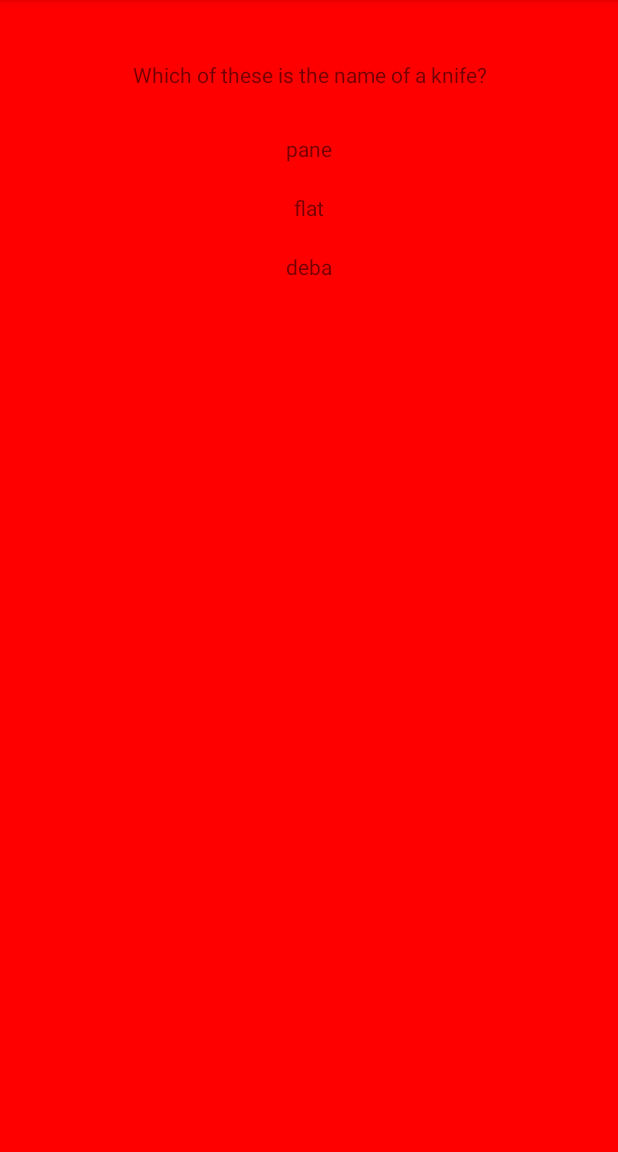
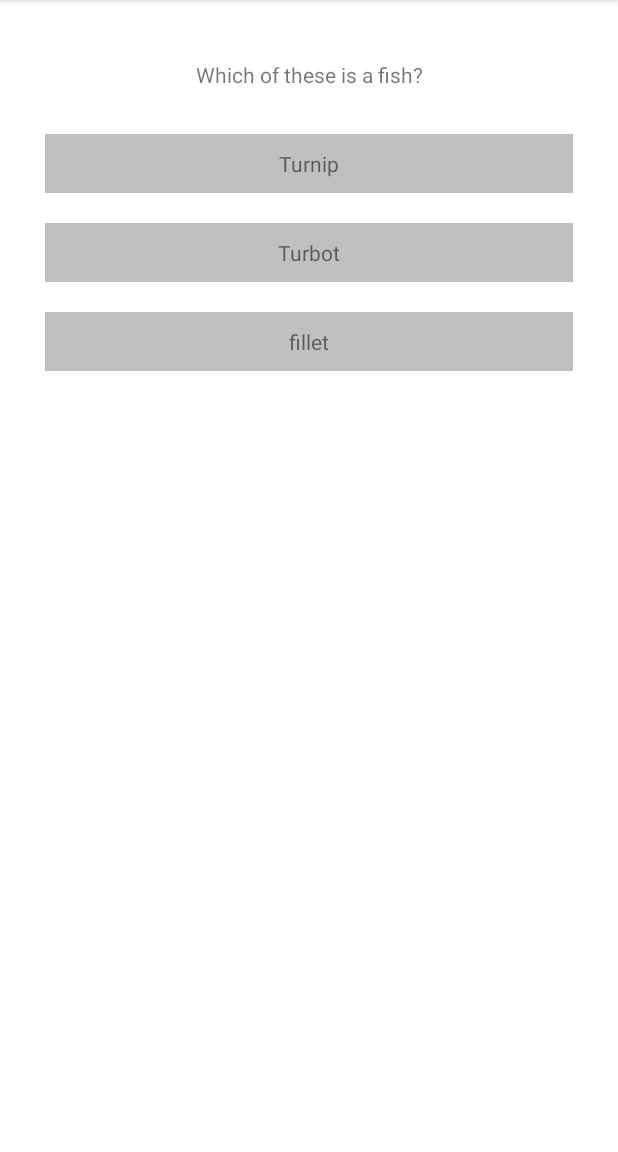
Before and after one commit to Gmiller290488/chefquizlist, an Android app: the screen it shows after launch (MainActivity), after a tap on "pane", on a phone screen of 412 x 824 dp, the part 84-1236 px from its top. Run offline under Robolectric (Android 15) with nearby library versions, the phone set to English and light mode, and no system bars; 2 other taps on this screen came first.

Commit message:
image questions added

```diff
--- a/app/src/main/AndroidManifest.xml
+++ b/app/src/main/AndroidManifest.xml
@@ -9,7 +9,7 @@
         android:roundIcon="@mipmap/ic_launcher_round"
         android:supportsRtl="true"
         android:theme="@style/AppTheme">
-        <activity android:name=".MainActivity">
+        <activity android:name=".MainActivity" android:configChanges="orientation|screenSize">
             <intent-filter>
                 <action android:name="android.intent.action.MAIN" />
 
--- a/app/src/main/java/com/ctingcter/chefquizlist/MainActivity.java
+++ b/app/src/main/java/com/ctingcter/chefquizlist/MainActivity.java
@@ -8,7 +8,9 @@ import android.os.CountDownTimer;
 import android.support.v7.app.AppCompatActivity;
 import android.os.Bundle;
 import android.view.View;
+import android.widget.ImageView;
 import android.widget.LinearLayout;
+import android.widget.RelativeLayout;
 import android.widget.TextView;
 import android.widget.Toast;
 
@@ -21,8 +23,11 @@ public class MainActivity extends AppCompatActivity {
     int qId;
     int questionsCount;
     Question currentQ;
+    ImageView ImageAnswer1, ImageAnswer2, ImageAnswer3;
     TextView Question_TV, Answer1_TV, Answer2_TV, Answer3_TV;
-    LinearLayout container;
+    RelativeLayout container;
+    LinearLayout textQuestion, imageQuestion;
+
 
 
     @Override
@@ -31,31 +36,59 @@ public class MainActivity extends AppCompatActivity {
         setContentView(R.layout.activity_main);
 
         ArrayList<Question> questions = new ArrayList<Question>();
-        questions.add(new Question(1, "Which of these is the name of a knife?", "pane", "flat", "deba", "deba"));
-        questions.add(new Question(2, "Which of these is a fish?", "Turnip", "Turbot", "fillet", "Turbot"));
-        questions.add(new Question(3, "Which chef owns The Fat Duck?", "Heston Blumenthal", "Gordon Ramsay", "Donald Duck", "Heston Blumenthal"));
+        questions.add(new Question(1, "Which of these is romesco?", R.drawable.q4_1, R.drawable.q4_2, R.drawable.q4_3, R.drawable.q4_2, 0));
+        questions.add(new Question(2, "Which of these is the name of a knife?", "pane", "flat", "deba", "deba"));
+        questions.add(new Question(3, "Which of these is a fish?", "Turnip", "Turbot", "fillet", "Turbot"));
+        questions.add(new Question(4, "Which chef owns The Fat Duck?", "Heston Blumenthal", "Gordon Ramsay", "Donald Duck", "Heston Blumenthal"));
+        questions.add(new Question(5, "Which of these is Ferran Adria?", R.drawable.ferran, R.drawable.ramsay, R.drawable.rene, R.drawable.ferran, 0));
+        questions.add(new Question(6, "Mayonaisse is...", "an emulsification", "a mother sauce", "a dairy product", "an emulsification"));
+        questions.add(new Question(7, "What is a brunoise?", "A sauce", "A cake", "A knife cut", "A knife cut"));
+        questions.add(new Question(8, "Gazpacho is what?", "Chilled tomato soup", "A type of pasta", "A rice dish", "Chilled tomato soup"));
+        questions.add(new Question(9, "What country is Gordon Ramsay from?", R.drawable.eng, R.drawable.wales, R.drawable.scot, R.drawable.scot, 0));
 
         questionList = questions;
         questionsCount = questions.size();
         currentQ = questionList.get(qId);
         Question_TV = (TextView) findViewById(R.id.Question_TV);
+        ImageAnswer1 = (ImageView) findViewById(R.id.imageAnswer1);
+        ImageAnswer2 = (ImageView) findViewById(R.id.imageAnswer2);
+        ImageAnswer3 = (ImageView) findViewById(R.id.imageAnswer3);
         Answer1_TV = (TextView) findViewById(R.id.Answer1_TV);
         Answer2_TV = (TextView) findViewById(R.id.Answer2_TV);
         Answer3_TV = (TextView) findViewById(R.id.Answer3_TV);
-        container = (LinearLayout) findViewById(R.id.container);
+        container = (RelativeLayout) findViewById(R.id.container);
+        imageQuestion = (LinearLayout) findViewById(R.id.imageQuestion);
+        textQuestion = (LinearLayout) findViewById(R.id.textQuestion);
         Answer1_TV.setOnClickListener(answerListener);
         Answer2_TV.setOnClickListener(answerListener);
         Answer3_TV.setOnClickListener(answerListener);
+        ImageAnswer1.setOnClickListener(answerListener);
+        ImageAnswer2.setOnClickListener(answerListener);
+        ImageAnswer3.setOnClickListener(answerListener);
         setQuestionView();
     }
 
     private void setQuestionView() {
         container.setBackgroundColor(Color.WHITE);
-        Question_TV.setText(currentQ.getQuestion());
-        Answer1_TV.setText(currentQ.getAnswer1());
-        Answer2_TV.setText(currentQ.getAnswer2());
-        Answer3_TV.setText(currentQ.getAnswer3());
-        qId++;
+        if (currentQ.hasImage()) {
+            Question_TV.setText(currentQ.getQuestion());
+            imageQuestion.setVisibility(View.VISIBLE);
+            textQuestion.setVisibility(View.GONE);
+            ImageAnswer1.setImageResource(currentQ.getImageAnswer1());
+            ImageAnswer2.setImageResource(currentQ.getImageAnswer2());
+            ImageAnswer3.setImageResource(currentQ.getImageAnswer3());
+            qId++;
+        } else {
+            textQuestion.setVisibility(View.VISIBLE);
+            imageQuestion.setVisibility(View.GONE);
+            Question_TV.setText(currentQ.getQuestion());
+            Answer1_TV.setText(currentQ.getAnswer1());
+            Answer2_TV.setText(currentQ.getAnswer2());
+            Answer3_TV.setText(currentQ.getAnswer3());
+            qId++;
+
+        }
+
     }
 
     private View.OnClickListener answerListener = new View.OnClickListener() {
@@ -70,6 +103,15 @@ public class MainActivity extends AppCompatActivity {
                     break;
                 case R.id.Answer3_TV:
                     checkAnswer(currentQ.getAnswer3());
+                    break;
+                case R.id.imageAnswer1:
+                    checkImageAnswer(currentQ.getImageAnswer1());
+                    break;
+                case R.id.imageAnswer2:
+                    checkImageAnswer(currentQ.getImageAnswer2());
+                    break;
+                case R.id.imageAnswer3:
+                    checkImageAnswer(currentQ.getImageAnswer3());
                     break;
             }
         }
@@ -112,4 +154,42 @@ public class MainActivity extends AppCompatActivity {
 
 
     }
+
+    public void checkImageAnswer(int answer) {
+
+        if (currentQ.getImageCorrect() == (answer)) {
+            score++;
+            MediaPlayer mp = MediaPlayer.create(this, R.raw.right);
+            mp.start();
+            container.setBackgroundColor(Color.GREEN);
+
+        } else {
+            MediaPlayer mp = MediaPlayer.create(this, R.raw.wrong);
+            mp.start();
+            container.setBackgroundColor(Color.RED);
+
+        }
+        new CountDownTimer(2000, 1000) {
+            public void onFinish() {
+                if (qId < questionsCount) {
+                    currentQ = questionList.get(qId);
+                    setQuestionView();
+                } else {
+                    Intent intent = new Intent(MainActivity.this, ResultActivity.class);
+                    Bundle b = new Bundle();
+                    score = ((score/questionsCount)*100);
+                    b.putFloat("score", score); //Your score
+                    intent.putExtras(b); //Put your score to your next Intent
+                    startActivity(intent);
+                    finish();
+                }
+            }
+
+            public void onTick(long millisUntilFinished) {
+                // millisUntilFinished    The amount of time until finished.
+            }
+        }.start();
+
+
+    }
 }
--- a/app/src/main/java/com/ctingcter/chefquizlist/Question.java
+++ b/app/src/main/java/com/ctingcter/chefquizlist/Question.java
@@ -18,6 +18,18 @@ package com.ctingcter.chefquizlist;
 
         private String mCorrectAnswer;
 
+        private int mImageAnswer1;
+
+        private int mImageAnswer2;
+
+        private int mImageAnswer3;
+
+        private int mImageCorrect;
+
+        private int mImageResourceId = NO_IMAGE_PROVIDED;
+
+        private static final int NO_IMAGE_PROVIDED = -1;
+
         public Question(int id, String question, String Answer1, String Answer2, String Answer3, String correctAnswer) {
             mId = id;
             mQuestion = question;
@@ -26,6 +38,17 @@ package com.ctingcter.chefquizlist;
             mAnswer3 = Answer3;
             mCorrectAnswer = correctAnswer;
         }
+
+    public Question(int id, String question, int imageAnswer1, int imageAnswer2, int imageAnswer3, int imageAnswerCorrect, int imageResourceId ) {
+        mId = id;
+        mQuestion = question;
+        mImageAnswer1 = imageAnswer1;
+        mImageAnswer2 = imageAnswer2;
+        mImageAnswer3 = imageAnswer3;
+        mImageCorrect = imageAnswerCorrect;
+        mImageResourceId = imageResourceId;
+    }
+
         public int getId() {
             return mId;
         }
@@ -46,9 +69,24 @@ package com.ctingcter.chefquizlist;
             return mAnswer3;
         }
 
-        public String getCorrectanswer() {
-            return mCorrectAnswer;
-        }
+    public int getImageAnswer1() {
+        return mImageAnswer1;
+    }
+
+    public int getImageAnswer2() {
+        return mImageAnswer2;
+    }
+
+    public int getImageAnswer3() {
+        return mImageAnswer3;
+    }
+
+    public int getImageCorrect() {
+        return mImageCorrect;
+    }
+    public String getCorrectanswer() {
+        return mCorrectAnswer;
+    }
 
         public void setId(int Id) {
             mId = Id;
@@ -70,6 +108,26 @@ package com.ctingcter.chefquizlist;
         mAnswer3 = Answer3;
     }
 
+        public void setImageAnswer1(int imageAnswer1) {
+            mImageAnswer1 = imageAnswer1;
+        }
+
+    public void setImageAnswer2(int imageAnswer2) {
+        mImageAnswer2 = imageAnswer2;
+    }
+
+    public void setImageAnswer3(int imageAnswer3) {
+        mImageAnswer3 = imageAnswer3;
+    }
+
+    public void setImageAnswerCorrect(int imageAnswerCorrect) {
+        mImageCorrect = imageAnswerCorrect;
+    }
+
+        public boolean hasImage() {
+            return mImageResourceId != NO_IMAGE_PROVIDED;
+    }
+
         public void setCorrectAnswer(String correctAnswer) {
         mCorrectAnswer = correctAnswer;
     }
--- a/app/src/main/res/layout/activity_main.xml
+++ b/app/src/main/res/layout/activity_main.xml
@@ -1,5 +1,5 @@
 <?xml version="1.0" encoding="utf-8"?>
-<LinearLayout xmlns:android="http://schemas.android.com/apk/res/android"
+<RelativeLayout xmlns:android="http://schemas.android.com/apk/res/android"
     xmlns:app="http://schemas.android.com/apk/res-auto"
     xmlns:tools="http://schemas.android.com/tools"
     android:layout_width="match_parent"
@@ -9,6 +9,7 @@
     android:id="@+id/container"
     tools:context="com.ctingcter.chefquizlist.MainActivity">
 
+
     <TextView
         android:padding="20dp"
         android:layout_width="match_parent"
@@ -17,8 +18,16 @@
         android:text="Question"
         android:gravity="center"/>
 
+    <LinearLayout
+        android:id="@+id/textQuestion"
+        android:orientation="vertical"
+        android:layout_width="match_parent"
+        android:layout_height="match_parent"
+        android:layout_below="@+id/Question_TV">
     <TextView
+        android:layout_margin="10dp"
         android:padding="10dp"
+        android:background="#C0C0C0"
         android:layout_width="match_parent"
         android:layout_height="wrap_content"
         android:id="@+id/Answer1_TV"
@@ -26,7 +35,9 @@
         android:gravity="center"/>
 
     <TextView
+        android:layout_margin="10dp"
         android:padding="10dp"
+        android:background="#C0C0C0"
         android:layout_width="match_parent"
         android:layout_height="wrap_content"
         android:id="@+id/Answer2_TV"
@@ -34,13 +45,40 @@
         android:gravity="center"/>
 
     <TextView
+        android:layout_margin="10dp"
         android:padding="10dp"
+        android:background="#C0C0C0"
         android:layout_width="match_parent"
         android:layout_height="wrap_content"
         android:id="@+id/Answer3_TV"
         android:text="Answer3"
         android:gravity="center"/>
 
+    </LinearLayout>
+
+    <LinearLayout
+
+        android:id="@+id/imageQuestion"
+        android:layout_width="match_parent"
+        android:layout_height="match_parent"
+        android:orientation="vertical"
+        android:layout_below="@+id/Question_TV">
+        <ImageView
+            android:layout_gravity="center"
+            android:layout_width="90dp"
+            android:layout_height="90dp"
+            android:id="@+id/imageAnswer1"/>
+        <ImageView
+            android:layout_gravity="center"
+            android:layout_width="90dp"
+            android:layout_height="90dp"
+            android:id="@+id/imageAnswer2"/>
+        <ImageView
+            android:layout_gravity="center"
+            android:layout_width="90dp"
+            android:layout_height="90dp"
+            android:id="@+id/imageAnswer3"/>
+    </LinearLayout>
 
 
-</LinearLayout>
+</RelativeLayout>
```
Also changed, not shown: app/src/main/res/drawable/eng.png (added), app/src/main/res/drawable/ferran.jpg (added), app/src/main/res/drawable/q4_1.png (added), app/src/main/res/drawable/q4_2.png (added), app/src/main/res/drawable/q4_3.png (added), app/src/main/res/drawable/ramsay.jpg (added), app/src/main/res/drawable/rene.png (added), app/src/main/res/drawable/scot.png (added), app/src/main/res/drawable/wales.jpg (added).
